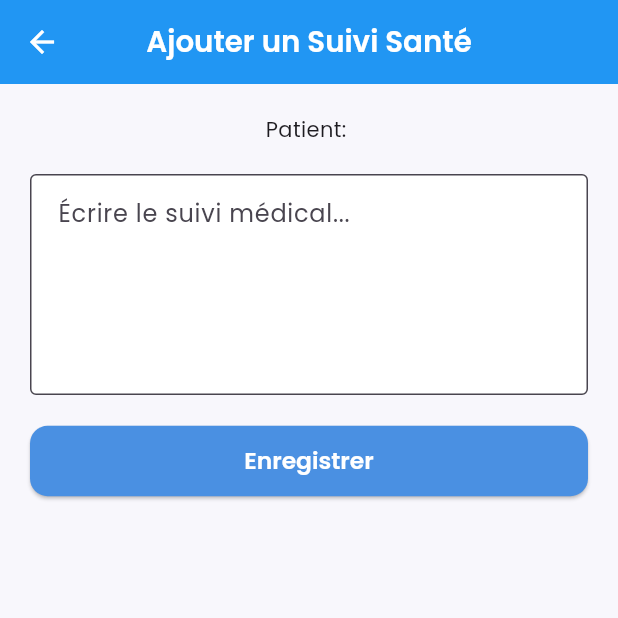
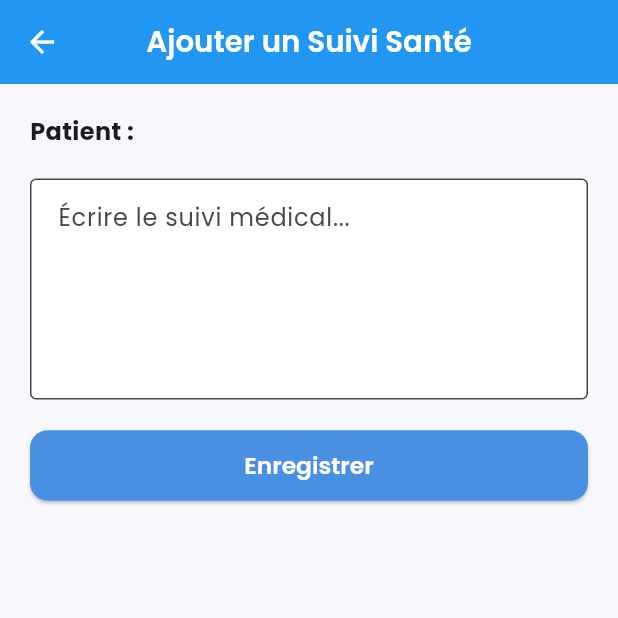
Before and after one commit to Souha-il/smarthealth_flutter, a Flutter app: the AddSuiviSantePage screen opened directly with empty values, on a phone screen of 412 x 824 dp, the top half of it. Run offline on Flutter 3.47's test engine with Material 3 defaults, Android fonts, the phone set to English and light mode, and no system bars; our stand-ins replace cloud_firestore, firebase_auth, firebase_core, flutter_screenutil, google_fonts; accounts and stored records are empty; statements that could not run were skipped.

Commit message:
Update admin and doctor features

```diff
--- a/lib/doctor/add_suivi_sante.dart
+++ b/lib/doctor/add_suivi_sante.dart
@@ -25,7 +25,6 @@ class _AddSuiviSantePageState extends State<AddSuiviSantePage> {
     });
 
     setState(() => isSaving = false);
-
     Navigator.pop(context);
   }
 
@@ -38,10 +37,41 @@ class _AddSuiviSantePageState extends State<AddSuiviSantePage> {
       ),
       body: Padding(
         padding: const EdgeInsets.all(20),
-        child: Column(
+
+        // 🔥 Récupération du patient
+        child: FutureBuilder<DocumentSnapshot>(
+          future: FirebaseFirestore.instance
+              .collection("users")
+              .doc(widget.patientId)
+              .get(),
+          builder: (context, snapshot) {
+            if (!snapshot.hasData) {
+              return const Center(child: CircularProgressIndicator());
+            }
+
+            if (!snapshot.data!.exists) {
+              return const Center(child: Text("Patient introuvable"));
+            }
+
+            final patient = snapshot.data!.data() as Map<String, dynamic>;
+            final profile = patient["profile"] ?? {};
+            final prenom = profile["prenom"] ?? "";
+            final nom = profile["nom"] ?? "";
+
+            return Column(
+              crossAxisAlignment: CrossAxisAlignment.start,
               children: [
-            Text("Patient: ${widget.patientId}"),
+                // ✅ Nom + Prénom au lieu de l'ID
+                Text(
+                  "Patient : $prenom $nom",
+                  style: const TextStyle(
+                    fontSize: 16,
+                    fontWeight: FontWeight.bold,
+                  ),
+                ),
+
                 const SizedBox(height: 20),
+
                 TextField(
                   controller: _controller,
                   maxLines: 5,
@@ -50,14 +80,21 @@ class _AddSuiviSantePageState extends State<AddSuiviSantePage> {
                     border: OutlineInputBorder(),
                   ),
                 ),
+
                 const SizedBox(height: 20),
-            ElevatedButton(
+
+                SizedBox(
+                  width: double.infinity,
+                  child: ElevatedButton(
                     onPressed: isSaving ? null : saveSuivi,
                     child: isSaving
                         ? const CircularProgressIndicator(color: Colors.white)
                         : const Text("Enregistrer"),
                   ),
+                ),
               ],
+            );
+          },
         ),
       ),
     );
```
Also changed, not shown: lib/admin/doctors_list_page.dart (+123 -11 lines), lib/doctor/doctor_rdv_page.dart (+24 -15 lines). Lines whose indentation alone changed are shown as unchanged.
